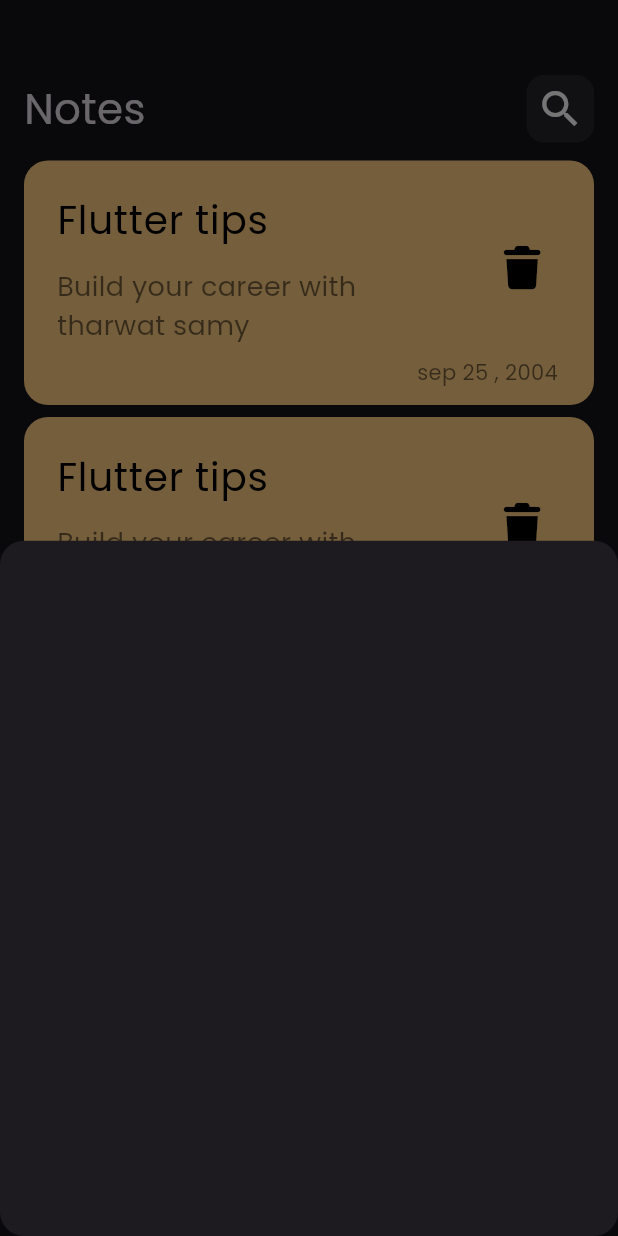
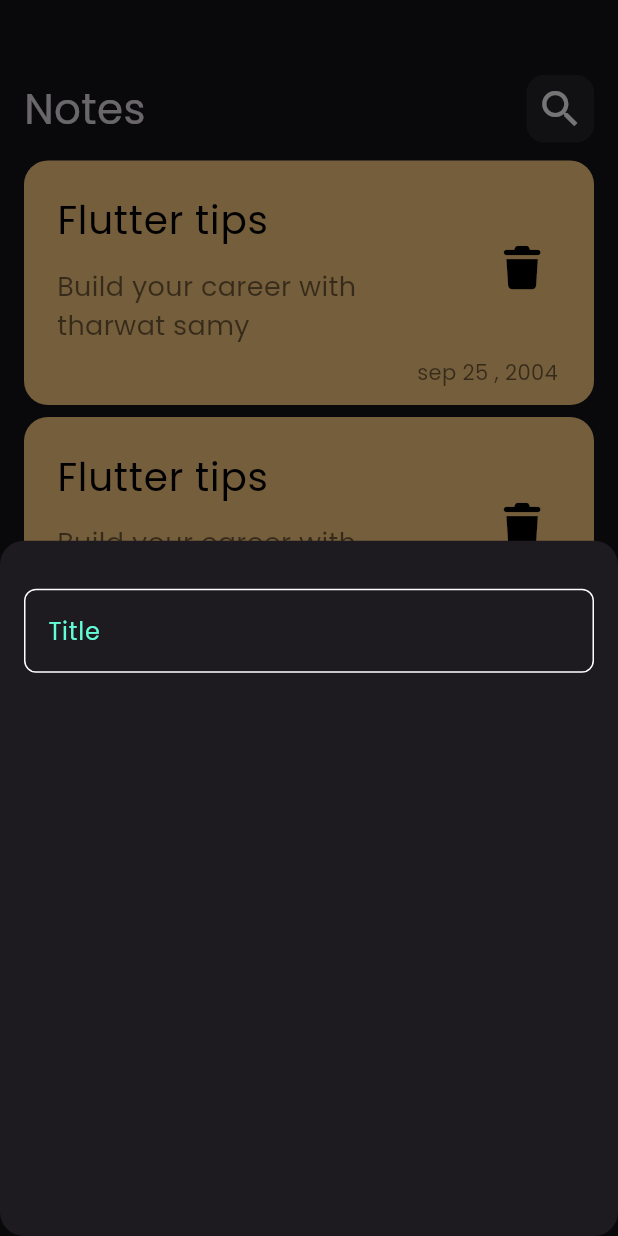
Before and after one commit to YassaTamer/notes_app, a Flutter app: the screen it shows after launch, after a tap on the "add" icon, on a phone screen of 412 x 824 dp. Run offline on Flutter 3.47's test engine with Material 3 defaults, Android fonts, the phone set to English and light mode, and no system bars; our stand-ins replace font_awesome_flutter.

Commit message:
Implement AddNoteBottomSheet and CustomTextField for note creation

```diff
--- /dev/null
+++ b/lib/constants.dart
@@ -0,0 +1,3 @@
+import 'package:flutter/cupertino.dart';
+
+const kPrimaryColor =  Color(0xff62FCD7);
--- a/lib/widgets/add_note_bottom_sheet.dart
+++ b/lib/widgets/add_note_bottom_sheet.dart
@@ -1,10 +1,14 @@
 import 'package:flutter/material.dart';
+import 'package:notes_app/widgets/custom_text_field.dart';
 
 class AddNoteBottomSheet extends StatelessWidget {
   const AddNoteBottomSheet({super.key});
 
   @override
   Widget build(BuildContext context) {
-    return Container();
+    return Padding(
+      padding: const EdgeInsets.symmetric(horizontal: 16.0),
+      child: Column(children: [SizedBox(height: 32), CustomTextField()]),
+    );
   }
 }
--- /dev/null
+++ b/lib/widgets/custom_text_field.dart
@@ -0,0 +1,26 @@
+import 'package:flutter/material.dart';
+import 'package:notes_app/constants.dart';
+
+class CustomTextField extends StatelessWidget {
+  const CustomTextField({super.key});
+
+  @override
+  Widget build(BuildContext context) {
+    return TextField(
+      decoration: InputDecoration(
+        hintText: 'Title',
+        hintStyle: TextStyle(color: kPrimaryColor),
+        border: buildBorder(),
+        enabledBorder: buildBorder(),
+        focusedBorder: buildBorder(kPrimaryColor),
+      ),
+    );
+  }
+
+  OutlineInputBorder buildBorder([color]) {
+    return OutlineInputBorder(
+      borderRadius: BorderRadius.circular(8),
+      borderSide: BorderSide(color: color ?? Colors.white),
+    );
+  }
+}
```
